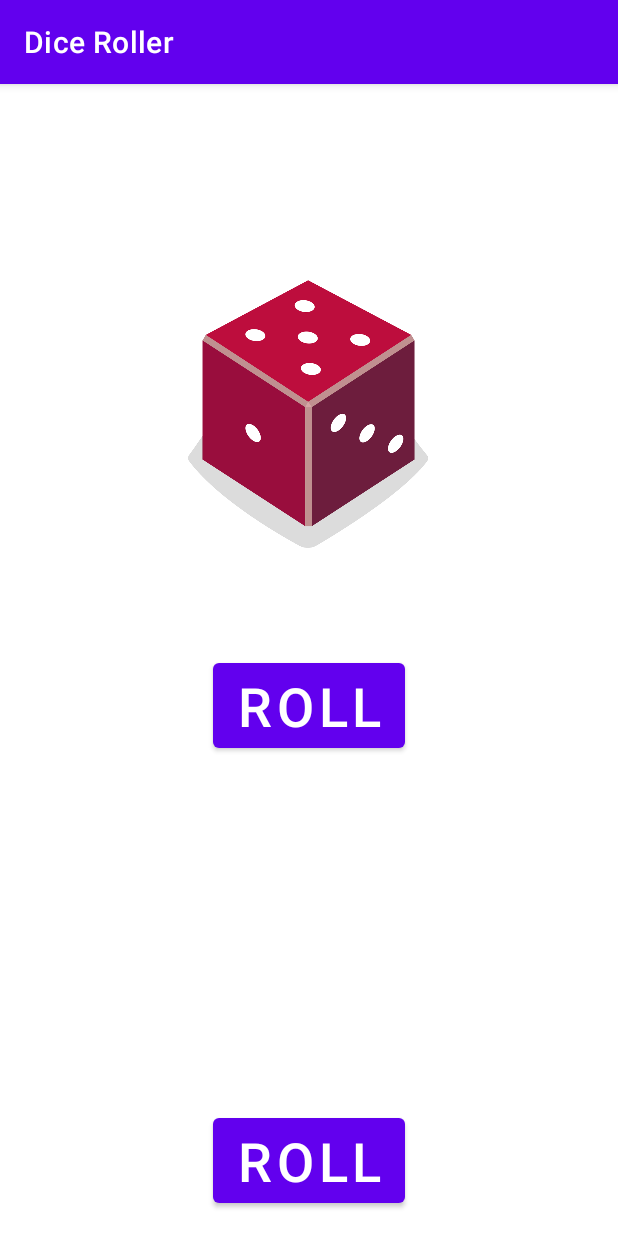
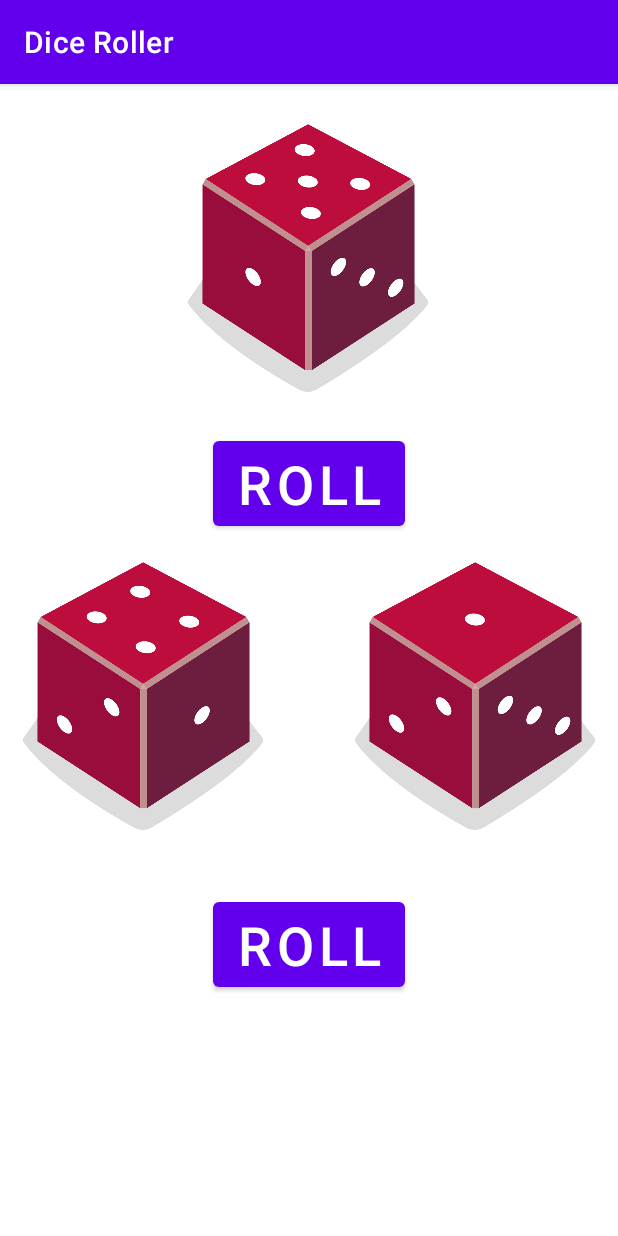
Before and after one commit to AJVEATS/DiceRollerApplication, an Android app: the screen it shows after launch (MainActivity), on a phone screen of 412 x 824 dp. Run offline under Robolectric (Android 15) with nearby library versions, the phone set to English and light mode, and no system bars.

Commit message:
Started working on graphical representation for the 12 sided dice

```diff
--- a/app/src/main/java/com/example/diceroller/MainActivity.kt
+++ b/app/src/main/java/com/example/diceroller/MainActivity.kt
@@ -25,30 +25,30 @@ class MainActivity : AppCompatActivity() {
             }
         }
 
-        val roll12SideButton: Button = findViewById(R.id.roll12Sided)
+        /*val roll12SideButton: Button = findViewById(R.id.roll12Sided)
         roll12SideButton.setOnClickListener {
             val resultTextView: TextView = findViewById(R.id.textView2)
             roll12SideButton.setOnClickListener {
                 roll12SidedDice()
             }
         }
-
+        */
         rollDice()
+        roll12SideDice()
     }
 
     /**
      * Roll the dice and update the screen with the result.
      */
     private fun rollDice() {
-        // Creates new Dice object with 6 sides and rolls it
+        // Creates a new Dice object with 6 sides and rolls it
         val dice = Dice(6)
         val diceRoll = dice.roll()
 
-        // Find the ImageView in the layout
-
+        // Finds the ImageView in the layout
         val diceImage: ImageView = findViewById(R.id.imageView)
 
-        // Determines which drawable resource ID to use based on the dice roll
+        // Determines which drawable resource ID to used based on the dice roll
         val drawableResource = when (diceRoll) {
             1 -> R.drawable.dice_1
             2 -> R.drawable.dice_2
@@ -65,7 +65,61 @@ class MainActivity : AppCompatActivity() {
         diceImage.contentDescription = diceRoll.toString()
     }
 
-    private fun roll12SidedDice() {
+    private fun roll12SideDice() {
+        // Creates a new Dice object with 12 sides and rolls it
+        val dice2 = Dice(12)
+        val diceRoll = dice2.roll()
+
+        // As sides is larger than 6 the roll needs to be split between 2 die
+        var die1 = 0
+        var die2 = 0
+
+        // Checks if the roll value is more than 6 to split between the 2 die
+        if (diceRoll > 6) {
+            die1 = 6
+            die2 = (diceRoll - 6)
+
+        } else {
+            if(diceRoll == 1) {
+                die1 = diceRoll
+                die2 = 0
+            }
+            die1 = (diceRoll - 1)
+            die2 = 1
+        }
+
+        // Finds the ImageView in the layout
+        val diceImage1: ImageView = findViewById(R.id.imageView21)
+        val diceImage2: ImageView = findViewById(R.id.imageView22)
+
+        //Determines which drawable resource ID to be used based on the dice roll
+        val drawableResource1 = when (die1) {
+            1 -> R.drawable.dice_1
+            2 -> R.drawable.dice_2
+            3 -> R.drawable.dice_3
+            4 -> R.drawable.dice_4
+            5 -> R.drawable.dice_5
+            else -> R.drawable.dice_6
+        }
+
+        val drawableResource2 = when (die2) {
+            1 -> R.drawable.dice_1
+            2 -> R.drawable.dice_2
+            3 -> R.drawable.dice_3
+            4 -> R.drawable.dice_4
+            5 -> R.drawable.dice_5
+            else -> R.drawable.dice_6
+        }
+
+        // Updates the ImageView with the correct drawable resource ID
+        diceImage1.setImageResource(drawableResource1)
+        diceImage2.setImageResource((drawableResource2))
+
+        // Updates the content description
+        diceImage1.contentDescription = diceRoll.toString()
+    }
+
+    /*private fun roll12SidedDice() {
         // Creates a new Dice object with 12 sides and rolls it
         val dice2 = Dice(12)
         val diceRoll2 = dice2.roll()
@@ -73,7 +127,7 @@ class MainActivity : AppCompatActivity() {
         //Updates the screen with the dice roll of the 12 sided dice
         val resultTextView2: TextView = findViewById(R.id.textView2)
         resultTextView2.text = diceRoll2.toString()
-    }
+    }*/
 }
 
 class Dice(private val numSides: Int) {
--- a/app/src/main/res/layout/activity_main.xml
+++ b/app/src/main/res/layout/activity_main.xml
@@ -10,7 +10,7 @@
         android:id="@+id/imageView"
         android:layout_width="160dp"
         android:layout_height="200dp"
-        android:layout_marginTop="120dp"
+        android:layout_marginTop="16dp"
         app:layout_constraintEnd_toEndOf="parent"
         app:layout_constraintHorizontal_bias="0.498"
         app:layout_constraintStart_toStartOf="parent"
@@ -21,33 +21,45 @@
         android:id="@+id/rollDice"
         android:layout_width="wrap_content"
         android:layout_height="wrap_content"
-        android:layout_marginTop="60dp"
+        android:layout_marginTop="16dp"
         android:text="@string/roll"
         android:textSize="36sp"
         app:layout_constraintEnd_toEndOf="parent"
         app:layout_constraintStart_toStartOf="parent"
         app:layout_constraintTop_toBottomOf="@+id/imageView" />
 
-    <TextView
-        android:id="@+id/textView2"
-        android:layout_width="wrap_content"
-        android:layout_height="wrap_content"
-        android:layout_marginBottom="16dp"
-        android:textSize="36sp"
-        app:layout_constraintBottom_toTopOf="@+id/roll12Sided"
-        app:layout_constraintEnd_toEndOf="parent"
-        app:layout_constraintStart_toStartOf="parent"
-        tools:text="2" />
-
     <Button
         android:id="@+id/roll12Sided"
         android:layout_width="wrap_content"
         android:layout_height="wrap_content"
-        android:layout_marginBottom="16dp"
+        android:layout_marginTop="16dp"
         android:text="@string/roll"
         android:textSize="36sp"
         app:layout_constraintBottom_toBottomOf="parent"
         app:layout_constraintEnd_toEndOf="parent"
-        app:layout_constraintStart_toStartOf="parent" />
+        app:layout_constraintStart_toStartOf="parent"
+        app:layout_constraintTop_toBottomOf="@+id/imageView22"
+        app:layout_constraintVertical_bias="0.086" />
+
+    <ImageView
+        android:id="@+id/imageView21"
+        android:layout_width="160dp"
+        android:layout_height="200dp"
+        android:layout_marginTop="308dp"
+        app:layout_constraintEnd_toStartOf="@+id/imageView22"
+        app:layout_constraintStart_toStartOf="parent"
+        app:layout_constraintTop_toTopOf="parent"
+        tools:srcCompat="@drawable/dice_1" />
+
+    <ImageView
+        android:id="@+id/imageView22"
+        android:layout_width="160dp"
+        android:layout_height="200dp"
+        android:layout_marginStart="45dp"
+        android:layout_marginTop="308dp"
+        app:layout_constraintEnd_toEndOf="parent"
+        app:layout_constraintStart_toEndOf="@+id/imageView21"
+        app:layout_constraintTop_toTopOf="parent"
+        tools:srcCompat="@drawable/dice_1" />
 
 </androidx.constraintlayout.widget.ConstraintLayout>
```
